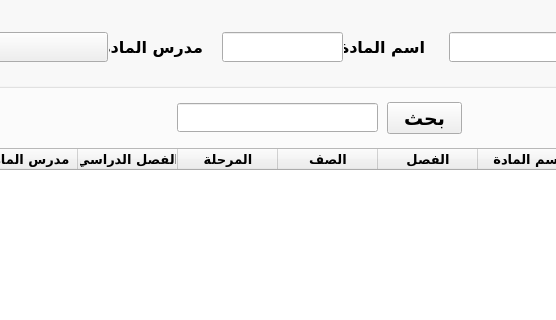
Above: school_management.ui from mostafabasuni/School-Management-System before the change; both pictures show x 155 to 711 and y 177 to 497 of the 1105 by 619 pixel window. Below: the same form after it.
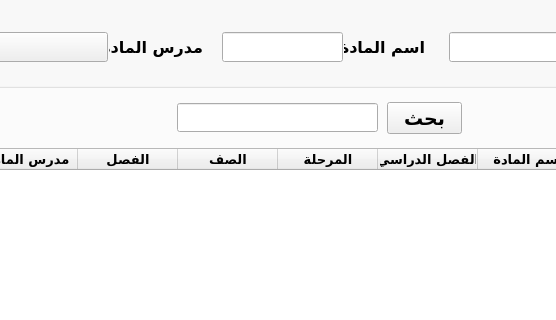
That is the form after the change. The open tabs and pages were chosen to show the change.

What changed in the file:
```diff
--- a/school_management.ui
+++ b/school_management.ui
@@ -1146,26 +1146,26 @@
         <string>اسم المادة</string>
        </property>
       </column>
-      <column>
-       <property name="text">
-        <string>الفصل</string>
-       </property>
-      </column>
-      <column>
-       <property name="text">
-        <string>الصف</string>
-       </property>
-      </column>
-      <column>
-       <property name="text">
-        <string>المرحلة</string>
-       </property>
-      </column>
       <column>
        <property name="text">
         <string>الفصل الدراسي</string>
        </property>
       </column>
+      <column>
+       <property name="text">
+        <string>المرحلة</string>
+       </property>
+      </column>
+      <column>
+       <property name="text">
+        <string>الصف</string>
+       </property>
+      </column>
+      <column>
+       <property name="text">
+        <string>الفصل</string>
+       </property>
+      </column>
       <column>
        <property name="text">
         <string>مدرس المادة</string>
```
